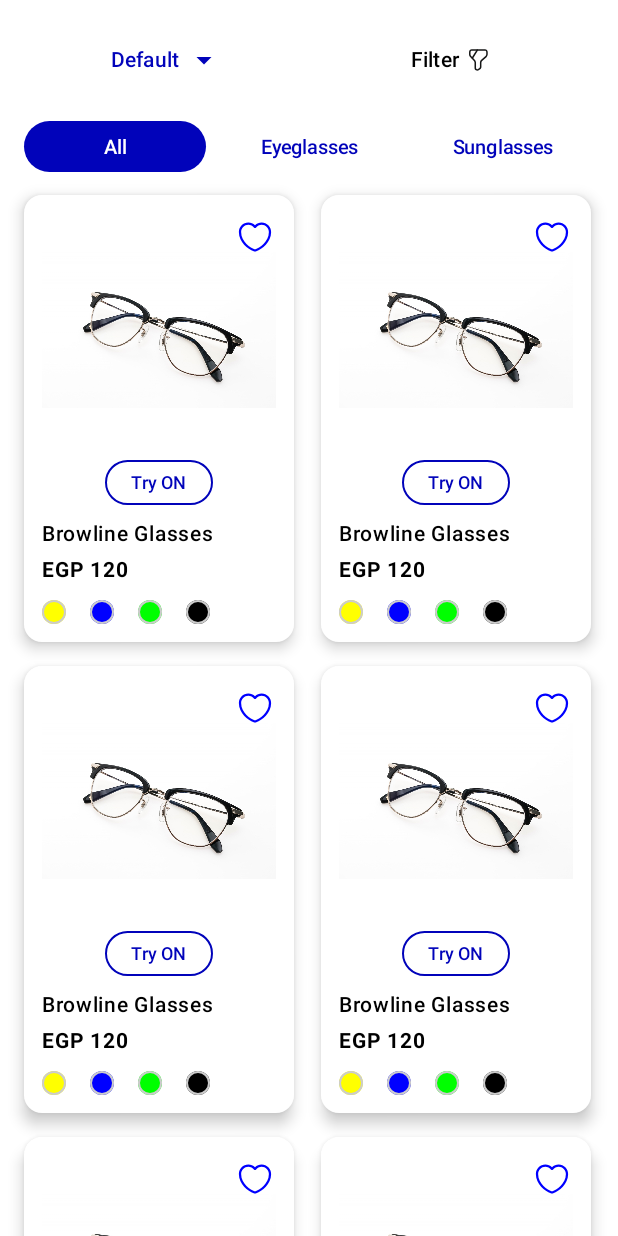
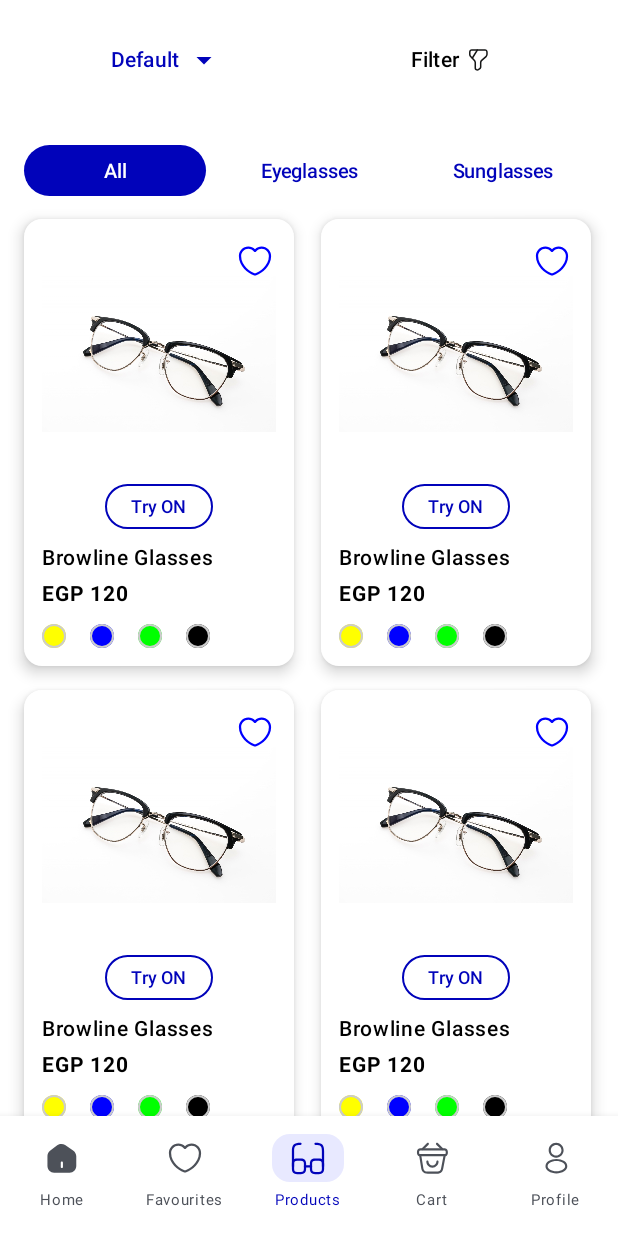
Before and after one commit to manarkhaledx/FaceFit, an Android app built with Jetpack Compose: the @Preview function HomePagePreview, item 3 of the bottom bar chosen, on a phone screen of 412 x 824 dp. Run offline under Robolectric (Android 15) with nearby library versions, the phone set to English and light mode, and no system bars.

Commit message:
Navigation Updated login->signup , login->home->product

```diff
--- a/app/src/main/java/com/example/facefit/AllProductsActivity.kt
+++ b/app/src/main/java/com/example/facefit/AllProductsActivity.kt
@@ -32,6 +32,7 @@ import androidx.compose.material3.Card
 import androidx.compose.material3.CardDefaults
 import androidx.compose.material3.Icon
 import androidx.compose.material3.IconButton
+import androidx.compose.material3.Scaffold
 import androidx.compose.material3.Text
 import androidx.compose.material3.TextButton
 import androidx.compose.runtime.Composable
@@ -69,17 +70,18 @@ class AllProductsActivity : ComponentActivity() {
 
 @Composable
 fun AllProfucts() {
+    Scaffold(
+        bottomBar = { AppBottomNavigation() } // Add the bottom navigation bar
+    ) { paddingValues ->
         Column(
             modifier = Modifier
                 .fillMaxSize()
                 .background(Color.White)
+                .padding(paddingValues) // Adjust for scaffold padding
         ) {
             TopBar()
-
-        // Filter Tabs
+            Spacer(modifier = Modifier.height(16.dp))
             FilterTabs()
-
-        // Grid Content
             LazyVerticalGrid(
                 columns = GridCells.Fixed(2),
                 contentPadding = PaddingValues(16.dp),
@@ -90,9 +92,10 @@ TopBar()
                     GlassesItem()
                 }
             }
-
         }
     }
+}
+
 @Composable
 fun TopBar() {
     Row(
--- a/app/src/main/java/com/example/facefit/HomePageActivity.kt
+++ b/app/src/main/java/com/example/facefit/HomePageActivity.kt
@@ -40,6 +40,7 @@ import androidx.compose.material3.TextField
 import androidx.compose.material3.TextFieldDefaults
 import androidx.compose.runtime.Composable
 import androidx.compose.runtime.getValue
+import androidx.compose.runtime.mutableIntStateOf
 import androidx.compose.runtime.mutableStateOf
 import androidx.compose.runtime.remember
 import androidx.compose.runtime.setValue
@@ -276,8 +277,18 @@ fun ProductCard(product: Product) {
 
 @Composable
 fun AppBottomNavigation() {
-    var selectedItem by remember { mutableStateOf(0) }
+    // Get the current context
     val context = LocalContext.current
+
+    // Determine the default selected item based on the current activity
+    val defaultSelectedItem = when (context::class.java) {
+        HomePageActivity::class.java -> 0
+        AllProductsActivity::class.java -> 2
+        else -> 0 // Default to "Home" if activity is not recognized
+    }
+
+    // Remember the selected item
+    var selectedItem by remember { mutableIntStateOf(defaultSelectedItem) }
 
     val items = listOf(
         NavigationItem("Home", R.drawable.home),
@@ -289,7 +300,7 @@ fun AppBottomNavigation() {
 
     BottomNavigation(
         backgroundColor = Color.White,
-        modifier = Modifier.height(80.dp) // Set fixed height
+        modifier = Modifier.height(80.dp)
     ) {
         Row(
             modifier = Modifier.fillMaxSize(),
@@ -330,8 +341,10 @@ fun AppBottomNavigation() {
                     selected = selectedItem == index,
                     onClick = {
                         selectedItem = index
-                        if (item.title == "Products") {
-                            context.startActivity(Intent(context, AllProductsActivity::class.java))
+                        when (item.title) {
+                            "Home" -> context.startActivity(Intent(context, HomePageActivity::class.java))
+                            "Products" -> context.startActivity(Intent(context, AllProductsActivity::class.java))
+                            // Add other cases as needed
                         }
                     },
                     modifier = Modifier.weight(1f)
@@ -340,6 +353,8 @@ fun AppBottomNavigation() {
         }
     }
 }
+
+
 
 
 
```
Also changed, not shown: app/src/main/AndroidManifest.xml (+6 -11 lines). Lines whose indentation alone changed are shown as unchanged.
